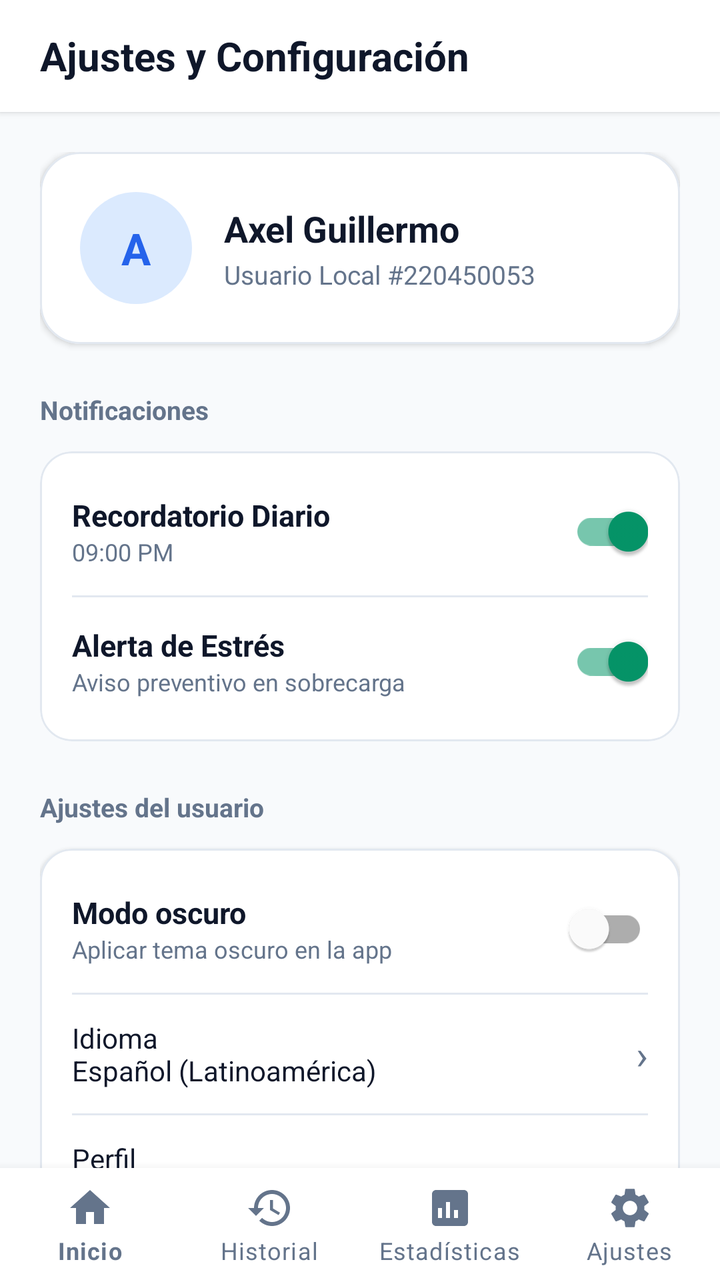
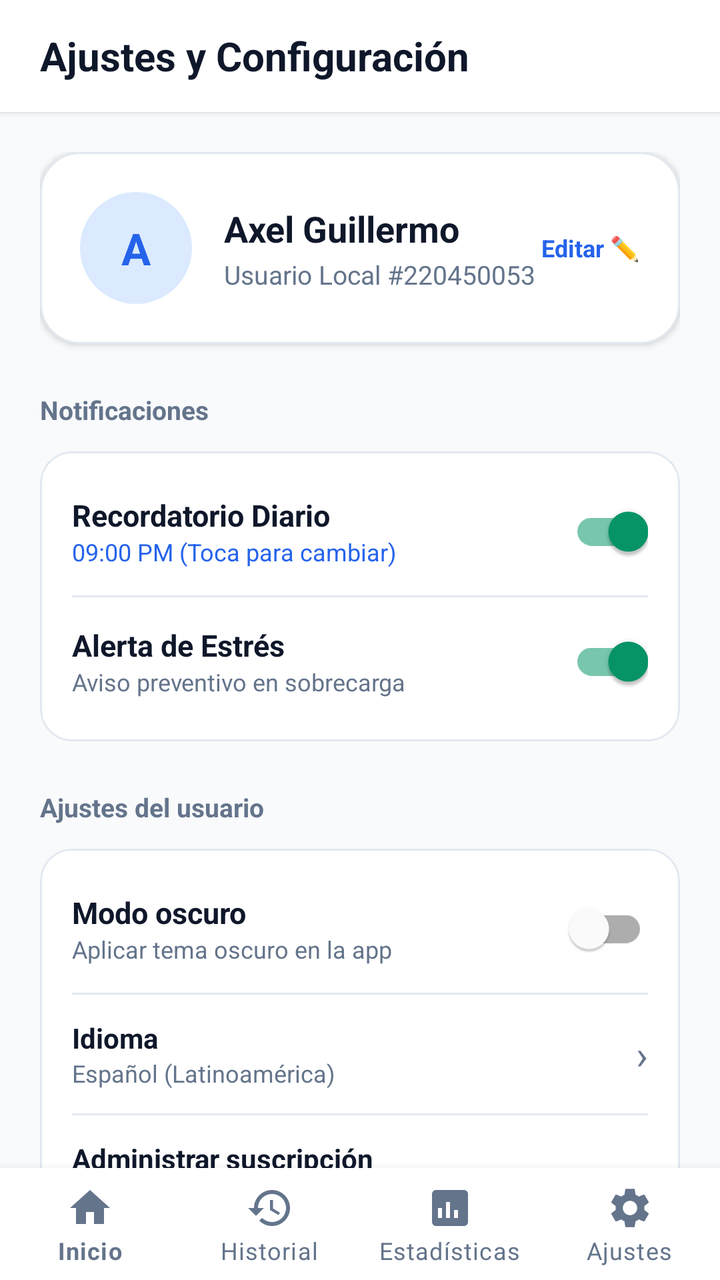

Before-and-after screenshots of an Android layout around one commit, followed by the original layout XML and the change that was made.
<!-- AndroidManifest.xml: activity theme Theme.MindStep -->
<!-- res/layout/activity_ajustes.xml -->
<?xml version="1.0" encoding="utf-8"?>
<RelativeLayout xmlns:android="http://schemas.android.com/apk/res/android"
    xmlns:app="http://schemas.android.com/apk/res-auto"
    xmlns:tools="http://schemas.android.com/tools"
    android:layout_width="match_parent"
    android:layout_height="match_parent"
    android:background="@color/bg_screen">

    
    <LinearLayout
        android:id="@+id/headerAjustes"
        android:layout_width="match_parent"
        android:layout_height="?attr/actionBarSize"
        android:background="@color/card_bg"
        android:elevation="2dp"
        android:gravity="center_vertical"
        android:orientation="horizontal"
        android:paddingHorizontal="20dp">

        <TextView
            android:layout_width="wrap_content"
            android:layout_height="wrap_content"
            android:text="Ajustes y Configuración"
            android:textColor="@color/text_dark"
            android:textSize="20sp"
            android:textStyle="bold" />
    </LinearLayout>

    <androidx.core.widget.NestedScrollView
        android:layout_width="match_parent"
        android:layout_height="match_parent"
        android:layout_above="@id/bottomNavigation"
        android:layout_below="@id/headerAjustes"
        android:fillViewport="true">

        <LinearLayout
            android:layout_width="match_parent"
            android:layout_height="wrap_content"
            android:orientation="vertical"
            android:padding="20dp">

            
            <com.google.android.material.card.MaterialCardView
                android:layout_width="match_parent"
                android:layout_height="wrap_content"
                android:layout_marginBottom="24dp"
                app:cardBackgroundColor="@color/card_bg"
                app:cardCornerRadius="20dp"
                app:cardElevation="2dp"
                app:strokeColor="@color/card_border"
                app:strokeWidth="1dp">

                <LinearLayout
                    android:layout_width="match_parent"
                    android:layout_height="wrap_content"
                    android:gravity="center_vertical"
                    android:orientation="horizontal"
                    android:padding="20dp">

                    <TextView
                        android:id="@+id/tvAvatarAjustes"
                        android:layout_width="56dp"
                        android:layout_height="56dp"
                        android:background="@drawable/bg_avatar_circle"
                        android:gravity="center"
                        android:text="A"
                        android:textColor="@color/primary"
                        android:textSize="22sp"
                        android:textStyle="bold" />

                    <LinearLayout
                        android:layout_width="0dp"
                        android:layout_height="wrap_content"
                        android:layout_marginStart="16dp"
                        android:layout_weight="1"
                        android:orientation="vertical">

                        <TextView
                            android:id="@+id/tvNombreAjustes"
                            android:layout_width="wrap_content"
                            android:layout_height="wrap_content"
                            android:text="Axel Guillermo"
                            android:textColor="@color/text_dark"
                            android:textSize="18sp"
                            android:textStyle="bold" />

                        <TextView
                            android:id="@+id/tvIdUsuario"
                            android:layout_width="wrap_content"
                            android:layout_height="wrap_content"
                            android:layout_marginTop="2dp"
                            android:text="Usuario Local #220450053"
                            android:textColor="@color/text_muted"
                            android:textSize="13sp" />
                    </LinearLayout>
                </LinearLayout>
            </com.google.android.material.card.MaterialCardView>

            
            <TextView
                android:layout_width="wrap_content"
                android:layout_height="wrap_content"
                android:layout_marginBottom="12dp"
                android:text="Notificaciones"
                android:textColor="@color/text_muted"
                android:textSize="13sp"
                android:textStyle="bold" />

            <com.google.android.material.card.MaterialCardView
                android:layout_width="match_parent"
                android:layout_height="wrap_content"
                android:layout_marginBottom="24dp"
                app:cardBackgroundColor="@color/card_bg"
                app:cardCornerRadius="16dp"
                app:cardElevation="1dp"
                app:strokeColor="@color/card_border"
                app:strokeWidth="1dp">

                <LinearLayout
                    android:layout_width="match_parent"
                    android:layout_height="wrap_content"
                    android:orientation="vertical"
                    android:paddingHorizontal="16dp"
                    android:paddingVertical="8dp">

                    
                    <RelativeLayout
                        android:layout_width="match_parent"
                        android:layout_height="wrap_content"
                        android:paddingVertical="8dp">

                        <LinearLayout
                            android:layout_width="wrap_content"
                            android:layout_height="wrap_content"
                            android:layout_alignParentStart="true"
                            android:layout_centerVertical="true"
                            android:orientation="vertical">

                            <TextView
                                android:layout_width="wrap_content"
                                android:layout_height="wrap_content"
                                android:text="Recordatorio Diario"
                                android:textColor="@color/text_dark"
                                android:textSize="15sp"
                                android:textStyle="bold" />

                            <TextView
                                android:layout_width="wrap_content"
                                android:layout_height="wrap_content"
                                android:text="09:00 PM"
                                android:textColor="@color/text_muted"
                                android:textSize="12sp" />
                        </LinearLayout>

                        <com.google.android.material.switchmaterial.SwitchMaterial
                            android:id="@+id/switchRecordatorio"
                            android:layout_width="wrap_content"
                            android:layout_height="wrap_content"
                            android:layout_alignParentEnd="true"
                            android:layout_centerVertical="true"
                            android:checked="true" />
                    </RelativeLayout>

                    <View
                        android:layout_width="match_parent"
                        android:layout_height="1dp"
                        android:background="@color/card_border" />

                    
                    <RelativeLayout
                        android:layout_width="match_parent"
                        android:layout_height="wrap_content"
                        android:paddingVertical="8dp">

                        <LinearLayout
                            android:layout_width="wrap_content"
                            android:layout_height="wrap_content"
                            android:layout_alignParentStart="true"
                            android:layout_centerVertical="true"
                            android:orientation="vertical">

                            <TextView
                                android:layout_width="wrap_content"
                                android:layout_height="wrap_content"
                                android:text="Alerta de Estrés"
                                android:textColor="@color/text_dark"
                                android:textSize="15sp"
                                android:textStyle="bold" />

                            <TextView
                                android:layout_width="wrap_content"
                                android:layout_height="wrap_content"
                                android:text="Aviso preventivo en sobrecarga"
                                android:textColor="@color/text_muted"
                                android:textSize="12sp" />
                        </LinearLayout>

                        <com.google.android.material.switchmaterial.SwitchMaterial
                            android:id="@+id/switchAlertaEstres"
                            android:layout_width="wrap_content"
                            android:layout_height="wrap_content"
                            android:layout_alignParentEnd="true"
                            android:layout_centerVertical="true"
                            android:checked="true" />
                    </RelativeLayout>
                </LinearLayout>
            </com.google.android.material.card.MaterialCardView>

            
            <TextView
                android:layout_width="wrap_content"
                android:layout_height="wrap_content"
                android:layout_marginBottom="12dp"
                android:text="Ajustes del usuario"
                android:textColor="@color/text_muted"
                android:textSize="13sp"
                android:textStyle="bold" />

            <com.google.android.material.card.MaterialCardView
                android:layout_width="match_parent"
                android:layout_height="wrap_content"
                android:layout_marginBottom="24dp"
                app:cardBackgroundColor="@color/card_bg"
                app:cardCornerRadius="16dp"
                app:cardElevation="1dp"
                app:strokeColor="@color/card_border"
                app:strokeWidth="1dp">

                <LinearLayout
                    android:layout_width="match_parent"
                    android:layout_height="wrap_content"
                    android:orientation="vertical"
                    android:paddingHorizontal="16dp"
                    android:paddingVertical="8dp">

                    
                    <RelativeLayout
                        android:layout_width="match_parent"
                        android:layout_height="wrap_content"
                        android:paddingVertical="8dp">

                        <LinearLayout
                            android:layout_width="wrap_content"
                            android:layout_height="wrap_content"
                            android:layout_alignParentStart="true"
                            android:layout_centerVertical="true"
                            android:orientation="vertical">

                            <TextView
                                android:layout_width="wrap_content"
                                android:layout_height="wrap_content"
                                android:text="Modo oscuro"
                                android:textColor="@color/text_dark"
                                android:textSize="15sp"
                                android:textStyle="bold" />

                            <TextView
                                android:layout_width="wrap_content"
                                android:layout_height="wrap_content"
                                android:text="Aplicar tema oscuro en la app"
                                android:textColor="@color/text_muted"
                                android:textSize="12sp" />
                        </LinearLayout>

                        <com.google.android.material.switchmaterial.SwitchMaterial
                            android:id="@+id/switchModoOscuro"
                            android:layout_width="wrap_content"
                            android:layout_height="wrap_content"
                            android:layout_alignParentEnd="true"
                            android:layout_centerVertical="true" />
                    </RelativeLayout>

                    <View
                        android:layout_width="match_parent"
                        android:layout_height="1dp"
                        android:background="@color/card_border" />

                    
                    <RelativeLayout
                        android:id="@+id/itemIdioma"
                        android:layout_width="match_parent"
                        android:layout_height="wrap_content"
                        android:clickable="true"
                        android:focusable="true"
                        android:paddingVertical="12dp">

                        <TextView
                            android:layout_width="wrap_content"
                            android:layout_height="wrap_content"
                            android:text="Idioma\nEspañol (Latinoamérica)"
                            android:textColor="@color/text_dark"
                            android:textSize="14sp" />

                        <TextView
                            android:layout_width="wrap_content"
                            android:layout_height="wrap_content"
                            android:layout_alignParentEnd="true"
                            android:layout_centerVertical="true"
                            android:text="›"
                            android:textColor="@color/text_muted"
                            android:textSize="20sp" />
                    </RelativeLayout>

                    <View
                        android:layout_width="match_parent"
                        android:layout_height="1dp"
                        android:background="@color/card_border" />

                    
                    <RelativeLayout
                        android:id="@+id/itemPerfil"
                        android:layout_width="match_parent"
                        android:layout_height="wrap_content"
                        android:clickable="true"
                        android:focusable="true"
                        android:paddingVertical="12dp">

                        <TextView
                            android:layout_width="wrap_content"
                            android:layout_height="wrap_content"
                            android:text="Perfil\nEditar datos personales"
                            android:textColor="@color/text_dark"
                            android:textSize="14sp" />

                        <TextView
                            android:layout_width="wrap_content"
                            android:layout_height="wrap_content"
                            android:layout_alignParentEnd="true"
                            android:layout_centerVertical="true"
                            android:text="›"
                            android:textColor="@color/text_muted"
                            android:textSize="20sp" />
                    </RelativeLayout>

                    <View
                        android:layout_width="match_parent"
                        android:layout_height="1dp"
                        android:background="@color/card_border" />

                    
                    <RelativeLayout
                        android:id="@+id/itemContacto"
                        android:layout_width="match_parent"
                        android:layout_height="wrap_content"
                        android:clickable="true"
                        android:focusable="true"
                        android:paddingVertical="12dp">

                        <TextView
                            android:layout_width="wrap_content"
                            android:layout_height="wrap_content"
                            android:text="Contáctanos\nSoporte y ayuda"
                            android:textColor="@color/text_dark"
                            android:textSize="14sp" />

                        <TextView
                            android:layout_width="wrap_content"
                            android:layout_height="wrap_content"
                            android:layout_alignParentEnd="true"
                            android:layout_centerVertical="true"
                            android:text="›"
                            android:textColor="@color/text_muted"
                            android:textSize="20sp" />
                    </RelativeLayout>

                    <View
                        android:layout_width="match_parent"
                        android:layout_height="1dp"
                        android:background="@color/card_border" />

                    
                    <RelativeLayout
                        android:id="@+id/itemAyuda"
                        android:layout_width="match_parent"
                        android:layout_height="wrap_content"
                        android:clickable="true"
                        android:focusable="true"
                        android:paddingVertical="12dp">

                        <TextView
                            android:layout_width="wrap_content"
                            android:layout_height="wrap_content"
                            android:text="Ayuda y centro de ayuda\nGuías y preguntas frecuentes"
                            android:textColor="@color/text_dark"
                            android:textSize="14sp" />

                        <TextView
                            android:layout_width="wrap_content"
                            android:layout_height="wrap_content"
                            android:layout_alignParentEnd="true"
                            android:layout_centerVertical="true"
                            android:text="›"
                            android:textColor="@color/text_muted"
                            android:textSize="20sp" />
                    </RelativeLayout>

                    <View
                        android:layout_width="match_parent"
                        android:layout_height="1dp"
                        android:background="@color/card_border" />

                    
                    <RelativeLayout
                        android:id="@+id/itemValorar"
                        android:layout_width="match_parent"
                        android:layout_height="wrap_content"
                        android:clickable="true"
                        android:focusable="true"
                        android:paddingVertical="12dp">

                        <TextView
                            android:layout_width="wrap_content"
                            android:layout_height="wrap_content"
                            android:text="Valorar la app\nCompartir tu experiencia"
                            android:textColor="@color/text_dark"
                            android:textSize="14sp" />

                        <TextView
                            android:layout_width="wrap_content"
                            android:layout_height="wrap_content"
                            android:layout_alignParentEnd="true"
                            android:layout_centerVertical="true"
                            android:text="›"
                            android:textColor="@color/text_muted"
                            android:textSize="20sp" />
                    </RelativeLayout>
                </LinearLayout>
            </com.google.android.material.card.MaterialCardView>

            
            <TextView
                android:layout_width="wrap_content"
                android:layout_height="wrap_content"
                android:layout_marginBottom="12dp"
                android:text="Seguridad y Datos"
                android:textColor="@color/text_muted"
                android:textSize="13sp"
                android:textStyle="bold" />

            <com.google.android.material.card.MaterialCardView
                android:layout_width="match_parent"
                android:layout_height="wrap_content"
                android:layout_marginBottom="24dp"
                app:cardBackgroundColor="@color/card_bg"
                app:cardCornerRadius="16dp"
                app:cardElevation="1dp"
                app:strokeColor="@color/card_border"
                app:strokeWidth="1dp">

                <LinearLayout
                    android:layout_width="match_parent"
                    android:layout_height="wrap_content"
                    android:orientation="vertical"
                    android:padding="16dp">

                    <com.google.android.material.button.MaterialButton
                        android:id="@+id/btnReiniciarDiagnostico"
                        style="@style/Widget.MaterialComponents.Button.OutlinedButton"
                        android:layout_width="match_parent"
                        android:layout_height="50dp"
                        android:text="Repetir Evaluación Diagnóstica Inicial"
                        android:textAllCaps="false"
                        android:textColor="@color/primary"
                        android:textSize="14sp"
                        app:cornerRadius="12dp"
                        app:strokeColor="@color/primary" />
                </LinearLayout>
            </com.google.android.material.card.MaterialCardView>

        </LinearLayout>
    </androidx.core.widget.NestedScrollView>

    
    <com.google.android.material.bottomnavigation.BottomNavigationView
        android:id="@+id/bottomNavigation"
        android:layout_width="match_parent"
        android:layout_height="wrap_content"
        android:layout_alignParentBottom="true"
        android:background="@color/card_bg"
        app:elevation="8dp"
        app:itemIconTint="@color/text_muted"
        app:itemTextColor="@color/text_muted"
        app:labelVisibilityMode="labeled"
        app:menu="@menu/bottom_nav_menu" />

</RelativeLayout>
<!-- resources referenced by this layout -->
<resources>
  <color name="bg_screen">#F8FAFC</color>
  <color name="card_bg">#FFFFFF</color>
  <color name="card_border">#E2E8F0</color>
  <color name="primary">#2563EB</color>
  <color name="text_dark">#0F172A</color>
  <color name="text_muted">#64748B</color>
  <!-- drawable bg_avatar_circle (drawable) -->
  <shape xmlns:android="http://schemas.android.com/apk/res/android"
      android:shape="oval">
      <solid android:color="#DBEAFE" />
  </shape>
  <style name="Theme.MindStep" parent="Theme.MaterialComponents.DayNight.NoActionBar">
          <item name="colorPrimary">#2563EB</item>
          <item name="colorPrimaryVariant">#1D4ED8</item>
          <item name="colorOnPrimary">#FFFFFF</item>
          <item name="colorSecondary">#059669</item>
          <item name="colorSecondaryVariant">#047857</item>
          <item name="colorOnSecondary">#FFFFFF</item>
          <item name="android:statusBarColor">#FFFFFF</item>
          <item name="android:windowLightStatusBar" tools:targetApi="m">true</item>
          <item name="android:windowBackground">#F8FAFC</item>
      </style>
</resources>

<!-- the commit's change to res/layout/activity_ajustes.xml (unified diff, before → after) -->
@@ -41,9 +41,12 @@
 
             
             <com.google.android.material.card.MaterialCardView
+                android:id="@+id/cardPerfilUsuario"
                 android:layout_width="match_parent"
                 android:layout_height="wrap_content"
                 android:layout_marginBottom="24dp"
+                android:clickable="true"
+                android:focusable="true"
                 app:cardBackgroundColor="@color/card_bg"
                 app:cardCornerRadius="20dp"
                 app:cardElevation="2dp"
@@ -93,6 +96,14 @@
                             android:textColor="@color/text_muted"
                             android:textSize="13sp" />
                     </LinearLayout>
+
+                    <TextView
+                        android:layout_width="wrap_content"
+                        android:layout_height="wrap_content"
+                        android:text="Editar ✏️"
+                        android:textColor="@color/primary"
+                        android:textSize="12sp"
+                        android:textStyle="bold" />
                 </LinearLayout>
             </com.google.android.material.card.MaterialCardView>
 
@@ -125,8 +136,11 @@
 
                     
                     <RelativeLayout
-                        android:layout_width="match_parent"
-                        android:layout_height="wrap_content"
+                        android:id="@+id/rowRecordatorioDiario"
+                        android:layout_width="match_parent"
+                        android:layout_height="wrap_content"
+                        android:clickable="true"
+                        android:focusable="true"
                         android:paddingVertical="8dp">
 
                         <LinearLayout
@@ -145,10 +159,11 @@
                                 android:textStyle="bold" />
 
                             <TextView
-                                android:layout_width="wrap_content"
-                                android:layout_height="wrap_content"
-                                android:text="09:00 PM"
-                                android:textColor="@color/text_muted"
+                                android:id="@+id/tvHoraRecordatorio"
+                                android:layout_width="wrap_content"
+                                android:layout_height="wrap_content"
+                                android:text="09:00 PM (Toca para cambiar)"
+                                android:textColor="@color/primary"
                                 android:textSize="12sp" />
                         </LinearLayout>
 
@@ -284,12 +299,72 @@
                         android:focusable="true"
                         android:paddingVertical="12dp">
 
-                        <TextView
-                            android:layout_width="wrap_content"
-                            android:layout_height="wrap_content"
-                            android:text="Idioma\nEspañol (Latinoamérica)"
-                            android:textColor="@color/text_dark"
-                            android:textSize="14sp" />
+                        <LinearLayout
+                            android:layout_width="wrap_content"
+                            android:layout_height="wrap_content"
+                            android:orientation="vertical">
+
+                            <TextView
+                                android:layout_width="wrap_content"
+                                android:layout_height="wrap_content"
+                                android:text="Idioma"
+                                android:textColor="@color/text_dark"
+                                android:textSize="14sp"
+                                android:textStyle="bold" />
+
+                            <TextView
+                                android:id="@+id/tvIdiomaTexto"
+                                android:layout_width="wrap_content"
+                                android:layout_height="wrap_content"
+                                android:text="Español (Latinoamérica)"
+                                android:textColor="@color/text_muted"
+                                android:textSize="12sp" />
+                        </LinearLayout>
+
+                        <TextView
+                            android:layout_width="wrap_content"
+                            android:layout_height="wrap_content"
+                            android:layout_alignParentEnd="true"
+                            android:layout_centerVertical="true"
+                            android:text="›"
+                            android:textColor="@color/text_muted"
+                            android:textSize="20sp" />
+                    </RelativeLayout>
+
+                    <View
+                        android:layout_width="match_parent"
+                        android:layout_height="1dp"
+                        android:background="@color/card_border" />
+
+                    
+                    <RelativeLayout
+                        android:id="@+id/itemSuscripcion"
+                        android:layout_width="match_parent"
+                        android:layout_height="wrap_content"
+                        android:clickable="true"
+                        android:focusable="true"
+                        android:paddingVertical="12dp">
+
+                        <LinearLayout
+                            android:layout_width="wrap_content"
+                            android:layout_height="wrap_content"
+                            android:orientation="vertical">
+
+                            <TextView
+                                android:layout_width="wrap_content"
+                                android:layout_height="wrap_content"
+                                android:text="Administrar suscripción"
+                                android:textColor="@color/text_dark"
+                                android:textSize="14sp"
+                                android:textStyle="bold" />
+
+                            <TextView
+                                android:layout_width="wrap_content"
+                                android:layout_height="wrap_content"
+                                android:text="Plan Estudiantil Gratuito • Ilimitado"
+                                android:textColor="@color/success"
+                                android:textSize="12sp" />
+                        </LinearLayout>
 
                         <TextView
                             android:layout_width="wrap_content"
@@ -349,7 +424,7 @@
                         <TextView
                             android:layout_width="wrap_content"
                             android:layout_height="wrap_content"
-                            android:text="Contáctanos\nSoporte y ayuda"
+                            android:text="Contáctanos\nSoporte y retroalimentación"
                             android:textColor="@color/text_dark"
                             android:textSize="14sp" />
 
@@ -380,7 +455,7 @@
                         <TextView
                             android:layout_width="wrap_content"
                             android:layout_height="wrap_content"
-                            android:text="Ayuda y centro de ayuda\nGuías y preguntas frecuentes"
+                            android:text="Ayuda y centro de ayuda\nGuías y preguntas frecuentes (FAQ)"
                             android:textColor="@color/text_dark"
                             android:textSize="14sp" />
 
@@ -411,7 +486,7 @@
                         <TextView
                             android:layout_width="wrap_content"
                             android:layout_height="wrap_content"
-                            android:text="Valorar la app\nCompartir tu experiencia"
+                            android:text="Valorar la app\nCalificar con estrellas y reseña"
                             android:textColor="@color/text_dark"
                             android:textSize="14sp" />
 
@@ -458,12 +533,25 @@
                         style="@style/Widget.MaterialComponents.Button.OutlinedButton"
                         android:layout_width="match_parent"
                         android:layout_height="50dp"
+                        android:layout_marginBottom="10dp"
                         android:text="Repetir Evaluación Diagnóstica Inicial"
                         android:textAllCaps="false"
                         android:textColor="@color/primary"
                         android:textSize="14sp"
                         app:cornerRadius="12dp"
                         app:strokeColor="@color/primary" />
+
+                    <com.google.android.material.button.MaterialButton
+                        android:id="@+id/btnLimpiarHistorialBD"
+                        style="@style/Widget.MaterialComponents.Button.OutlinedButton"
+                        android:layout_width="match_parent"
+                        android:layout_height="50dp"
+                        android:text="Restablecer Datos de Ejemplo en SQLite"
+                        android:textAllCaps="false"
+                        android:textColor="@color/danger"
+                        android:textSize="14sp"
+                        app:cornerRadius="12dp"
+                        app:strokeColor="@color/danger" />
                 </LinearLayout>
             </com.google.android.material.card.MaterialCardView>
 
<!-- resource entries referenced after the edit -->
@@ -3,7 +3,9 @@
   <color name="bg_screen">#F8FAFC</color>
   <color name="card_bg">#FFFFFF</color>
   <color name="card_border">#E2E8F0</color>
+  <color name="danger">#EF4444</color>
   <color name="primary">#2563EB</color>
+  <color name="success">#22C55E</color>
   <color name="text_dark">#0F172A</color>
   <color name="text_muted">#64748B</color>
   <!-- drawable bg_avatar_circle (drawable) -->
